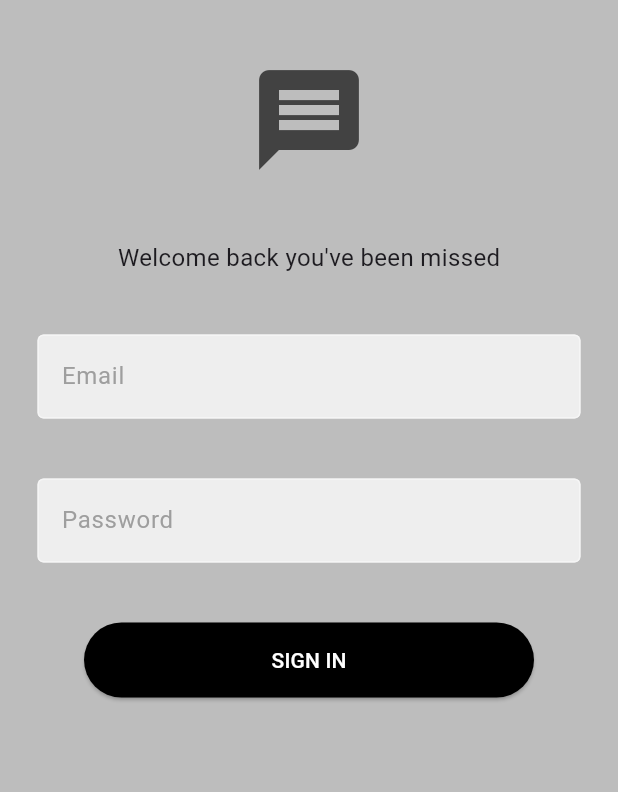
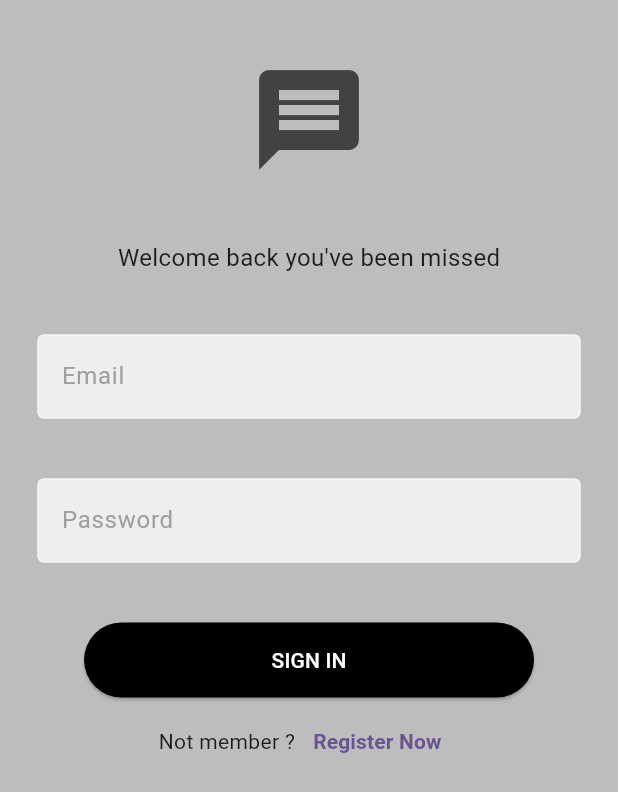
Before and after one commit to zainsh098/Chat-Messaging-App-Flutter-Firebase, a Flutter app: the screen it shows after launch, on a phone screen of 412 x 824 dp. Shown: the top 792 px of the screen. Run offline on Flutter 3.47's test engine with Material 2 defaults, Android fonts, the phone set to English and light mode, and no system bars.

Commit message:
Text added

```diff
--- a/lib/pages/login_page.dart
+++ b/lib/pages/login_page.dart
@@ -24,7 +24,7 @@ class _LoginPageState extends State<LoginPage> {
               padding: const EdgeInsets.symmetric(horizontal: 25),
               child: Column(
                 children: [
-                  SizedBox(
+                  const SizedBox(
                     height: 40,
                   ),
 
@@ -33,7 +33,7 @@ class _LoginPageState extends State<LoginPage> {
                     size: 80,
                     color: Colors.grey.shade800,
                   ),
-                  SizedBox(
+                  const SizedBox(
                     height: 40,
                   ),
 
@@ -42,7 +42,7 @@ class _LoginPageState extends State<LoginPage> {
                     'Welcome back you\'ve been missed',
                     style: TextStyle(fontSize: 16),
                   ),
-                  SizedBox(
+                  const SizedBox(
                     height: 40,
                   ),
                   // email textfield
@@ -50,7 +50,7 @@ class _LoginPageState extends State<LoginPage> {
                       controller: emailController,
                       hintText: 'Email',
                       obscureText: false),
-                  SizedBox(
+                  const SizedBox(
                     height: 40,
                   ),
                   // passaword textfield
@@ -61,12 +61,26 @@ class _LoginPageState extends State<LoginPage> {
 
                   // signin button
 
-                  SizedBox(
+                  const SizedBox(
                     height: 40,
                   ),
                   MyButton(callback: () {
 
-                  }, text: "SIGN IN")
+                  }, text: "SIGN IN"),
+                  const SizedBox(height: 5,),
+                 Row(
+                    mainAxisAlignment: MainAxisAlignment.center,
+                    children: [const Text('Not member ?'),
+                      TextButton(onPressed: () {
+
+                      }, child: const Text('Register Now',
+                      style: TextStyle(fontWeight: FontWeight.bold),
+                      ))
+
+
+                    ],
+
+                  ),
 
                   // not  a member? register now
                 ],
```
